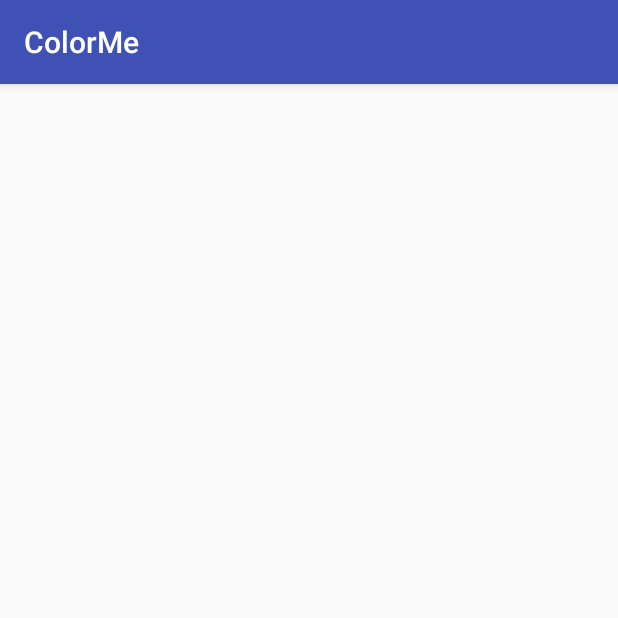
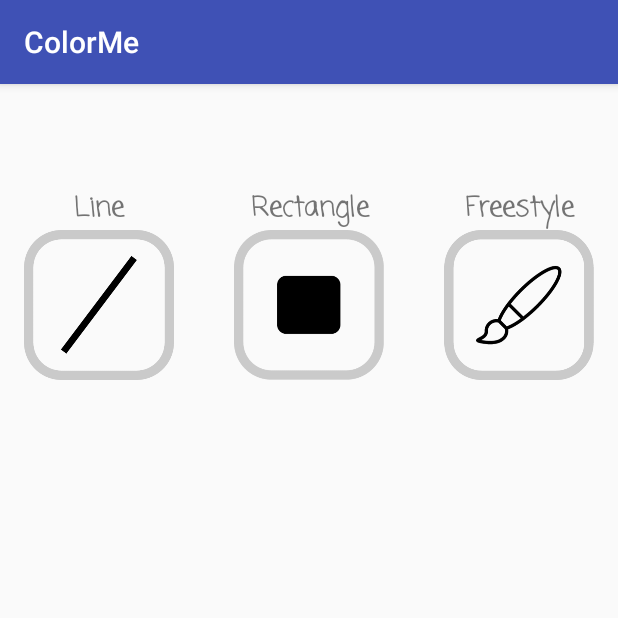
Before and after one commit to alexhornick/ColorMe, an Android app: the BrushOptionActivity screen opened directly, with no data from a screen before it, on a phone screen of 412 x 824 dp, the top half of it. Run offline under Robolectric (Android 15) with nearby library versions, the phone set to English and light mode, and no system bars.

Commit message:
Setting up Activity and Java classes

```diff
--- a/app/src/main/java/com/bauandhornick/colorme/PaintObjectView.java
+++ b/app/src/main/java/com/bauandhornick/colorme/PaintObjectView.java
@@ -1,6 +1,7 @@
 package com.bauandhornick.colorme;
 
 import android.content.Context;
+import android.graphics.Canvas;
 import android.util.AttributeSet;
 import android.view.View;
 
@@ -21,4 +22,13 @@ public class PaintObjectView extends View {
     public PaintObjectView(Context context, AttributeSet attrs, int defStyleAttr) {
         super(context, attrs, defStyleAttr);
     }
+
+    private void setup(AttributeSet attrs) {
+
+    }
+
+    @Override
+    protected void onDraw(Canvas canvas) {
+        super.onDraw(canvas);
+    }
 }
--- a/app/src/main/res/layout/activity_brush_option.xml
+++ b/app/src/main/res/layout/activity_brush_option.xml
@@ -1,5 +1,6 @@
 <?xml version="1.0" encoding="utf-8"?>
 <RelativeLayout xmlns:android="http://schemas.android.com/apk/res/android"
+    xmlns:app="http://schemas.android.com/apk/res-auto"
     xmlns:tools="http://schemas.android.com/tools"
     android:id="@+id/activity_brush_option"
     android:layout_width="match_parent"
@@ -10,4 +11,65 @@
     android:paddingTop="@dimen/activity_vertical_margin"
     tools:context="com.bauandhornick.colorme.BrushOptionActivity">
 
+    <ImageView
+        android:layout_width="100dp"
+        android:layout_height="100dp"
+        app:srcCompat="@drawable/paintbrush"
+        android:id="@+id/imageView"
+        android:layout_alignTop="@+id/imageView3"
+        android:layout_alignParentEnd="true" />
+
+    <ImageView
+        android:layout_width="100dp"
+        android:layout_height="100dp"
+        app:srcCompat="@drawable/line"
+        android:id="@+id/imageView2"
+        android:layout_marginTop="81dp"
+        android:layout_alignParentTop="true"
+        android:layout_alignParentStart="true" />
+
+    <ImageView
+        android:layout_width="100dp"
+        android:layout_height="100dp"
+        app:srcCompat="@drawable/rectangle"
+        android:id="@+id/imageView3"
+        android:layout_alignTop="@+id/imageView2"
+        android:layout_centerHorizontal="true" />
+
+    <TextView
+        android:text="Line"
+        android:layout_width="150sp"
+        android:layout_height="wrap_content"
+        android:id="@+id/textView2"
+        android:textAlignment="center"
+        android:fontFamily="casual"
+        android:textSize="18sp"
+        android:textStyle="normal|bold"
+        android:layout_above="@+id/imageView3"
+        android:layout_alignEnd="@+id/imageView2" />
+
+    <TextView
+        android:text="Rectangle"
+        android:layout_width="150sp"
+        android:layout_height="wrap_content"
+        android:id="@+id/textView3"
+        android:textAlignment="center"
+        android:fontFamily="casual"
+        android:textSize="18sp"
+        android:textStyle="normal|bold"
+        android:layout_above="@+id/imageView"
+        android:layout_alignEnd="@+id/imageView3"
+        android:layout_alignStart="@+id/imageView3" />
+
+    <TextView
+        android:text="Freestyle"
+        android:layout_width="150sp"
+        android:layout_height="wrap_content"
+        android:id="@+id/textView"
+        android:textAlignment="center"
+        android:fontFamily="casual"
+        android:textSize="18sp"
+        android:textStyle="normal|bold"
+        android:layout_above="@+id/imageView"
+        android:layout_alignStart="@+id/imageView" />
 </RelativeLayout>
```
Also changed, not shown: app/src/main/res/drawable/line.png (added), app/src/main/res/drawable/paintbrush.png (added), app/src/main/res/drawable/rectangle.png (added).
